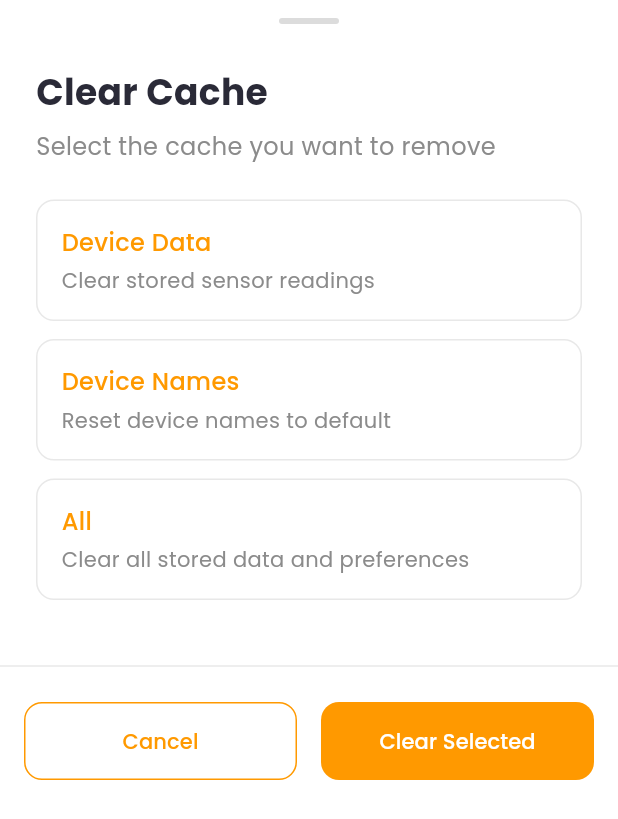
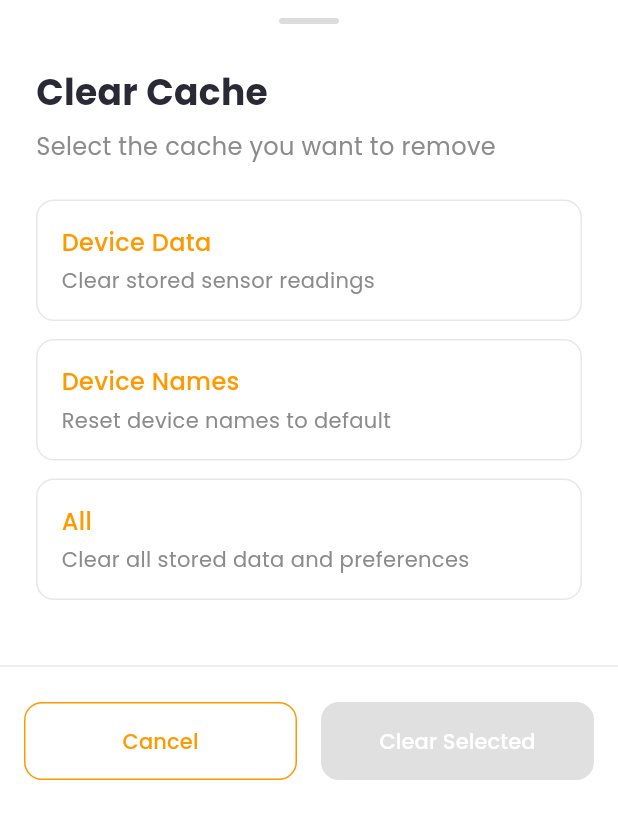
Before and after one commit to KempDewulf/envirosense-app, a Flutter app: the ClearCacheOptionsSheet widget shown alone on an empty page, opened directly, on a phone screen of 412 x 824 dp. Shown: the top 819 px of the screen. Run offline on Flutter 3.47's test engine with Material 3 defaults, Android fonts, the phone set to English and light mode, and no system bars; our stand-ins replace dotted_border, firebase_auth, firebase_core, firebase_messaging, flutter_dotenv, google_fonts and 4 more; missing offline and left inert: mobile_scanner; accounts and stored records are empty.

Commit message:
feat: disable clear cache button when no options are selected and adjust styling

```diff
--- a/lib/presentation/widgets/bottom_sheets/clear_cache_options_sheet.dart
+++ b/lib/presentation/widgets/bottom_sheets/clear_cache_options_sheet.dart
@@ -42,6 +42,8 @@ class _ClearCacheOptionsSheetState extends State<ClearCacheOptionsSheet> {
 
   @override
   Widget build(BuildContext context) {
+    bool isSelected = cacheOptions.any((option) => option.isSelected);
+
     return Container(
       decoration: const BoxDecoration(
         color: AppColors.whiteColor,
@@ -115,9 +117,10 @@ class _ClearCacheOptionsSheetState extends State<ClearCacheOptionsSheet> {
                   const SizedBox(width: 16),
                   Expanded(
                     child: FilledButton(
-                      onPressed: _handleClearCache,
+                      onPressed: isSelected ? _handleClearCache : null,
                       style: FilledButton.styleFrom(
-                        backgroundColor: AppColors.secondaryColor,
+                        backgroundColor:
+                            isSelected ? AppColors.secondaryColor : AppColors.secondaryColor.withOpacity(0.5),
                         padding: const EdgeInsets.symmetric(vertical: 16),
                         shape: RoundedRectangleBorder(
                           borderRadius: BorderRadius.circular(12),
```
